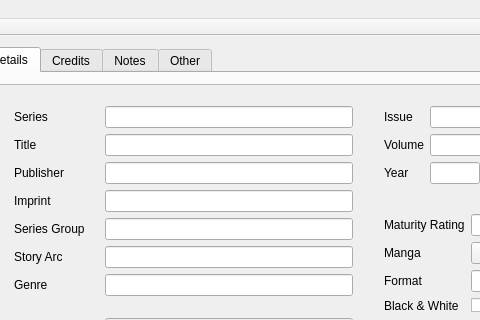
Qt form taggerwindow.ui (comictagger/comictagger) before a commit; both pictures show x 258 to 738 and y 0 to 320 of the 959 by 541 pixel window.
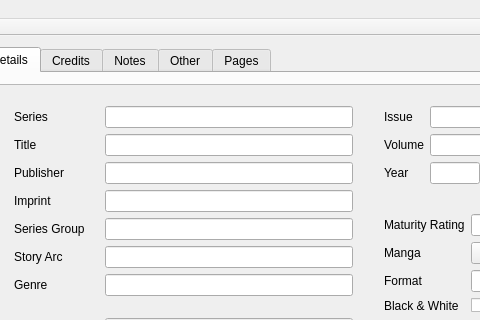
The same form after that commit.

Commit message: Page list management work

The edit to the form file:
```diff
--- a/taggerwindow.ui
+++ b/taggerwindow.ui
@@ -1028,6 +1028,11 @@
             </item>
            </layout>
           </widget>
+          <widget class="QWidget" name="tabPages">
+           <attribute name="title">
+            <string>Pages</string>
+           </attribute>
+          </widget>
          </widget>
         </item>
        </layout>
```
The commit also changes 12 other files.
